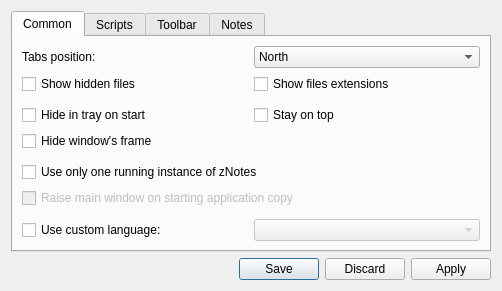
Old version of the form configdialog.ui in the repository proton/zNotes.
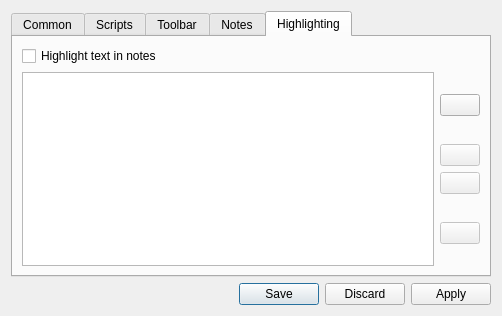
New version of the form. Icons and pictures are not drawn.

Commit message: added highlighting rules setup

```diff
--- a/configdialog.ui
+++ b/configdialog.ui
@@ -21,7 +21,7 @@
    <item>
     <widget class="QTabWidget" name="tabWidget">
      <property name="currentIndex">
-      <number>0</number>
+      <number>4</number>
      </property>
      <widget class="QWidget" name="tab">
       <attribute name="title">
@@ -419,6 +419,149 @@
        </item>
       </layout>
      </widget>
+     <widget class="QWidget" name="highlight">
+      <attribute name="title">
+       <string>Highlighting</string>
+      </attribute>
+      <layout class="QVBoxLayout" name="verticalLayout_7">
+       <item>
+        <widget class="QCheckBox" name="cb_NoteHighlight">
+         <property name="text">
+          <string>Highlight text in notes</string>
+         </property>
+        </widget>
+       </item>
+       <item>
+        <layout class="QHBoxLayout" name="horizontalLayout_7">
+         <item>
+          <widget class="QTableView" name="highlightRulesTableView">
+           <property name="sizePolicy">
+            <sizepolicy hsizetype="Expanding" vsizetype="MinimumExpanding">
+             <horstretch>0</horstretch>
+             <verstretch>0</verstretch>
+            </sizepolicy>
+           </property>
+           <property name="selectionMode">
+            <enum>QAbstractItemView::SingleSelection</enum>
+           </property>
+           <property name="selectionBehavior">
+            <enum>QAbstractItemView::SelectRows</enum>
+           </property>
+          </widget>
+         </item>
+         <item>
+          <layout class="QVBoxLayout" name="verticalLayout_8">
+           <item>
+            <spacer name="verticalSpacer_6">
+             <property name="orientation">
+              <enum>Qt::Vertical</enum>
+             </property>
+             <property name="sizeHint" stdset="0">
+              <size>
+               <width>20</width>
+               <height>40</height>
+              </size>
+             </property>
+            </spacer>
+           </item>
+           <item>
+            <widget class="QPushButton" name="highlightRuleAddButton">
+             <property name="text">
+              <string/>
+             </property>
+             <property name="icon">
+              <iconset resource="znotes.qrc">
+               <normaloff>:/res/add.png</normaloff>:/res/add.png</iconset>
+             </property>
+            </widget>
+           </item>
+           <item>
+            <spacer name="verticalSpacer_5">
+             <property name="orientation">
+              <enum>Qt::Vertical</enum>
+             </property>
+             <property name="sizeHint" stdset="0">
+              <size>
+               <width>20</width>
+               <height>40</height>
+              </size>
+             </property>
+            </spacer>
+           </item>
+           <item>
+            <widget class="QPushButton" name="highlightRuleUpButton">
+             <property name="enabled">
+              <bool>false</bool>
+             </property>
+             <property name="text">
+              <string/>
+             </property>
+             <property name="icon">
+              <iconset resource="znotes.qrc">
+               <normaloff>:/res/te/up.png</normaloff>:/res/te/up.png</iconset>
+             </property>
+            </widget>
+           </item>
+           <item>
+            <widget class="QPushButton" name="highlightRuleDownButton">
+             <property name="enabled">
+              <bool>false</bool>
+             </property>
+             <property name="text">
+              <string/>
+             </property>
+             <property name="icon">
+              <iconset resource="znotes.qrc">
+               <normaloff>:/res/te/down.png</normaloff>:/res/te/down.png</iconset>
+             </property>
+            </widget>
+           </item>
+           <item>
+            <spacer name="verticalSpacer_4">
+             <property name="orientation">
+              <enum>Qt::Vertical</enum>
+             </property>
+             <property name="sizeHint" stdset="0">
+              <size>
+               <width>20</width>
+               <height>40</height>
+              </size>
+             </property>
+            </spacer>
+           </item>
+           <item>
+            <widget class="QPushButton" name="highlightRuleRemoveButton">
+             <property name="enabled">
+              <bool>false</bool>
+             </property>
+             <property name="text">
+              <string/>
+             </property>
+             <property name="icon">
+              <iconset resource="znotes.qrc">
+               <normaloff>:/res/remove.png</normaloff>:/res/remove.png</iconset>
+             </property>
+            </widget>
+           </item>
+           <item>
+            <spacer name="verticalSpacer_7">
+             <property name="orientation">
+              <enum>Qt::Vertical</enum>
+             </property>
+             <property name="sizeHint" stdset="0">
+              <size>
+               <width>20</width>
+               <height>40</height>
+              </size>
+             </property>
+            </spacer>
+           </item>
+          </layout>
+         </item>
+        </layout>
+       </item>
+      </layout>
+     </widget>
     </widget>
    </item>
    <item>
```
Left out of the diff: 7 changed lines with no effect on the pictures. The commit also changes 11 other files.
